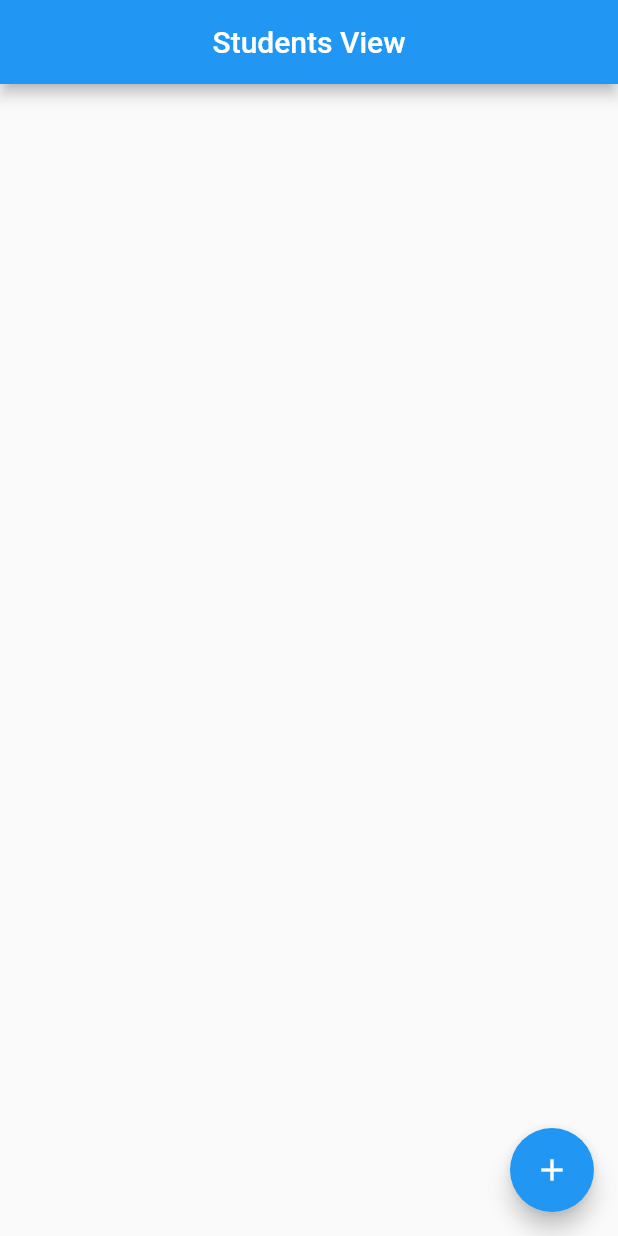
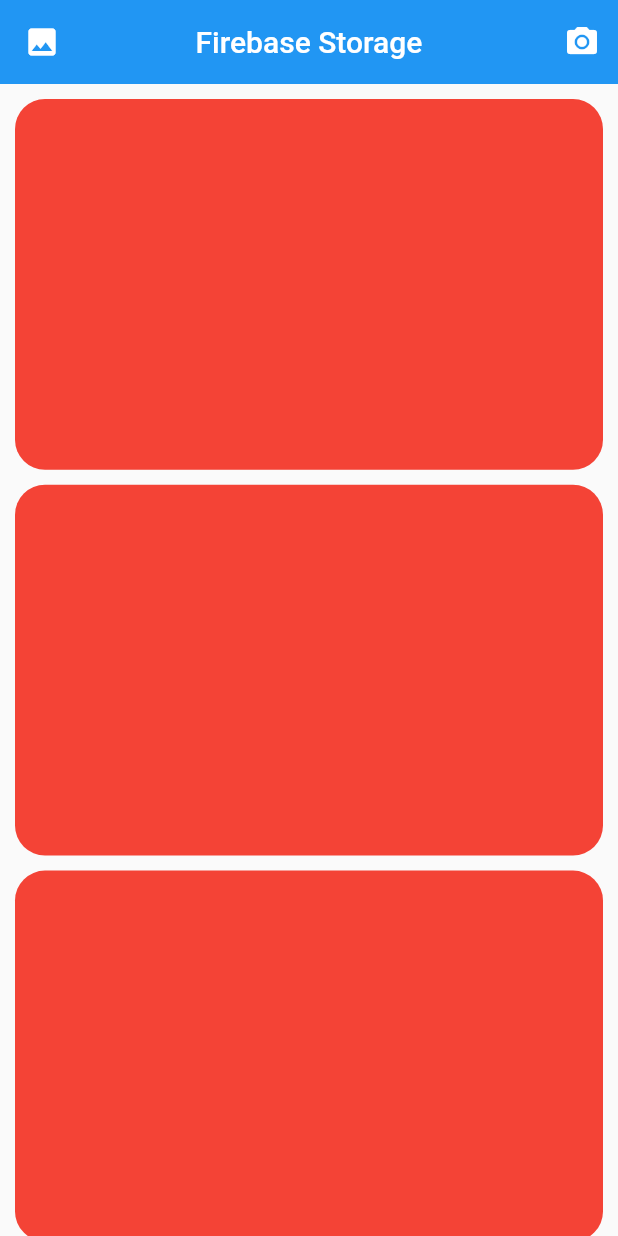
Before and after one commit to SuosSeyha/flutter_authentication, a Flutter app: the screen it shows after launch, on a phone screen of 412 x 824 dp. Run offline on Flutter 3.47's test engine with Material 2 defaults, Android fonts, the light colour scheme and no system bars; our stand-ins replace cloud_firestore, firebase_auth, firebase_core, firebase_storage, flutter_native_image, flutter_slidable and 4 more; missing offline and left inert: a package; accounts and stored records are empty.

Commit message:
Firebase Storage

```diff
--- /dev/null
+++ b/lib/FirebaseStorage/home_storage.dart
@@ -0,0 +1,91 @@
+import 'dart:io';
+import 'package:firebase_storage/firebase_storage.dart';
+import 'package:flutter/material.dart';
+import 'package:flutter_native_image/flutter_native_image.dart';
+import 'package:image_picker/image_picker.dart';
+class HomeStorage extends StatefulWidget {
+  const HomeStorage({super.key});
+
+  @override
+  State<HomeStorage> createState() => _HomeStorageState();
+}
+
+class _HomeStorageState extends State<HomeStorage> {
+  FirebaseStorage firebaseStorage = FirebaseStorage.instance;
+  XFile? xFile;
+  File? file;
+  String? imageName;
+  final ImagePicker picker = ImagePicker();
+  // Compress image
+  Future<File> compressImage(File file)async{
+    File fileCompress = await FlutterNativeImage.compressImage(file.path,quality: 70);
+    debugPrint('Before compress size =${file.lengthSync()}');
+    debugPrint('After compress size=${fileCompress.lengthSync()}');
+    return fileCompress;
+  }
+  Future<void> uploadImage({required String type})async{
+    xFile = await picker.pickImage(source: type=='Camera'? ImageSource.camera: ImageSource.gallery);
+    if(xFile!=null){
+      setState(() async{
+        file = File(xFile!.path);
+        imageName=xFile!.name;
+        // call method compressimage
+        File fileCompress = await compressImage(file!);
+        // Upload to firebase storage
+        try{
+          await firebaseStorage.ref(imageName).putFile(fileCompress);
+        }on FirebaseException catch(e){
+          // ignore: avoid_print
+          print(e.message);
+        }
+      });
+    }
+  }
+  @override
+  Widget build(BuildContext context) {
+    double height = MediaQuery.of(context).size.height;
+    double width = MediaQuery.of(context).size.width;
+    return Scaffold(
+      appBar: AppBar(
+        elevation: 0,
+        leading: IconButton(
+          onPressed: () {
+            uploadImage(type: 'Gallary');
+          },
+          icon: const Icon(
+            Icons.image
+          ),
+        ),
+        centerTitle: true,
+        title: const Text('Firebase Storage'),
+        actions: [
+          IconButton(
+          onPressed: () {
+            uploadImage(type: 'Camera');
+          },
+          icon: const Icon(
+            Icons.camera_alt
+          ),
+        ),
+        ],
+      ),
+      body: ListView.builder(
+        itemBuilder: (context, index) {
+          return Container(
+            margin: const EdgeInsets.only(
+              top: 10,
+              right: 10,
+              left: 10
+            ),
+            height: height/2 *0.6,
+            width: width,
+            decoration: BoxDecoration(
+              borderRadius: BorderRadius.circular(20),
+              color: Colors.red
+            ),
+          );
+        },
+      ),
+    );
+  }
+}
--- a/lib/main.dart
+++ b/lib/main.dart
@@ -6,6 +6,7 @@ import 'package:get/get.dart';
 import 'Authentication/view/login_screen.dart';
 import 'Authentication/view/register_screen.dart';
 import 'CloudFireStore/view/student_view.dart';
+import 'FirebaseStorage/home_storage.dart';
 Future<void> main() async{
   WidgetsFlutterBinding.ensureInitialized();
   await Firebase.initializeApp();
@@ -40,7 +41,7 @@ class _MyAppState extends State<MyApp> {
       ),
       debugShowCheckedModeBanner: false,
       //home:  userState? HomePage():const LoginScreen(),
-      home: const StudentView()
+      home: const HomeStorage()
     );
   }
 }
--- a/pubspec.yaml
+++ b/pubspec.yaml
@@ -42,6 +42,9 @@ dependencies:
   shared_preferences: ^2.1.1
   cloud_firestore: ^4.8.0
   flutter_slidable: ^3.0.0
+  firebase_storage: ^11.2.3
+  image_picker: ^0.8.8
+  flutter_native_image: ^0.0.6+1
 
 dev_dependencies:
   flutter_test:
```
Also changed, not shown: pubspec.lock, 5 other files.
